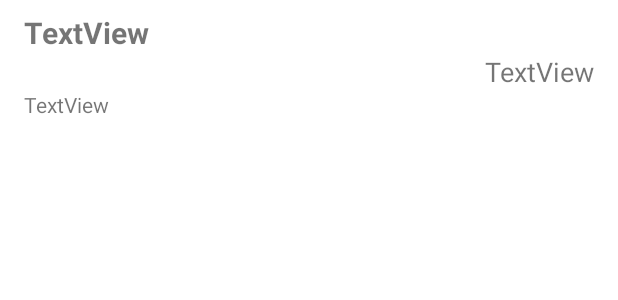
After one commit to duongvh19/android, an Android app: the layout list_record.xml on its own in the app's theme, with its tools: preview values and no code run, on a phone screen of 412 x 824 dp. The commit adds this screen. Shown: the top 300 px of the screen. Run offline under Robolectric (Android 15) with nearby library versions, the phone set to English and light mode, and no system bars.

Commit message:
[android] custom arrayAdapter

```diff
--- /dev/null
+++ b/app/src/main/res/layout/list_record.xml
@@ -0,0 +1,48 @@
+<?xml version="1.0" encoding="utf-8"?>
+<androidx.constraintlayout.widget.ConstraintLayout xmlns:android="http://schemas.android.com/apk/res/android"
+    xmlns:app="http://schemas.android.com/apk/res-auto"
+    xmlns:tools="http://schemas.android.com/tools"
+    android:id="@+id/constraintLayout"
+    android:layout_width="match_parent"
+    android:layout_height="match_parent">
+
+    <TextView
+        android:id="@+id/tvName"
+        android:layout_width="0dp"
+        android:layout_height="wrap_content"
+        android:text="TextView"
+        android:textSize="20sp"
+        android:textStyle="normal|bold"
+        app:layout_constraintLeft_toLeftOf="@+id/constraintLayout"
+        android:layout_marginLeft="16dp"
+        android:layout_marginStart="16dp"
+        app:layout_constraintTop_toTopOf="@+id/constraintLayout"
+        android:layout_marginTop="8dp"
+        app:layout_constraintRight_toRightOf="@+id/constraintLayout"
+        android:layout_marginRight="16dp"
+        android:layout_marginEnd="16dp" />
+
+    <TextView
+        android:id="@+id/tvArtist"
+        android:layout_width="0dp"
+        android:layout_height="wrap_content"
+        android:text="TextView"
+        android:textSize="18sp"
+        app:layout_constraintTop_toBottomOf="@+id/tvName"
+        app:layout_constraintRight_toRightOf="@+id/constraintLayout"
+        android:layout_marginRight="16dp"
+        android:layout_marginEnd="16dp" />
+
+    <TextView
+        android:id="@+id/tvSummary"
+        android:layout_width="0dp"
+        android:layout_height="wrap_content"
+        android:text="TextView"
+        app:layout_constraintLeft_toLeftOf="@+id/constraintLayout"
+        android:layout_marginLeft="16dp"
+        android:layout_marginStart="16dp"
+        app:layout_constraintTop_toBottomOf="@+id/tvArtist"
+        app:layout_constraintRight_toRightOf="@+id/constraintLayout"
+        android:layout_marginRight="16dp"
+        android:layout_marginEnd="16dp" />
+</androidx.constraintlayout.widget.ConstraintLayout>
```
Also changed, not shown: app/src/main/java/com/example/myapplication/FeedAdapter.java (added, +50 -0 lines), app/src/main/java/com/example/myapplication/MainActivity.java (+5 -2 lines).
